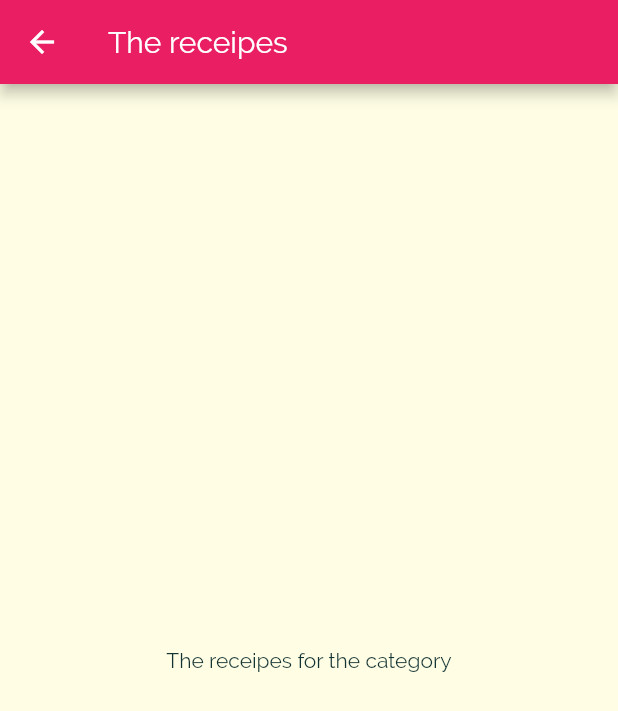
After one commit to lhmisho/meal_app, a Flutter app: the screen it shows after launch, after a tap on "Italian", on a phone screen of 412 x 824 dp. The commit adds this screen. Shown: the top 711 px of the screen. Run offline on Flutter 3.47's test engine with Material 2 defaults, Android fonts, the phone set to English and light mode, and no system bars.

Commit message:
navigation to a new page

```diff
--- /dev/null
+++ b/lib/category_meals_screen.dart
@@ -0,0 +1,17 @@
+import 'package:flutter/material.dart';
+
+class CategoryMealsScreen extends StatelessWidget {
+  @override
+  Widget build(BuildContext context) {
+    return Scaffold(
+      appBar: AppBar(
+        title: Text('The receipes', style: null),
+      ),
+      body: Center(
+        child: Text(
+          'The receipes for the category',
+        ),
+      ),
+    );
+  }
+}
--- a/lib/widgets/category_item.dart
+++ b/lib/widgets/category_item.dart
@@ -1,13 +1,28 @@
 import 'package:flutter/material.dart';
+import '../category_meals_screen.dart';
 
 class CategoryItem extends StatelessWidget {
   final String title;
   final Color color;
   CategoryItem(this.title, this.color);
 
+  void selectCategoryItem(BuildContext ctx) {
+    Navigator.of(ctx).push(
+      MaterialPageRoute(
+        builder: (_) {
+          return CategoryMealsScreen();
+        },
+      ),
+    );
+  }
+
   @override
   Widget build(BuildContext context) {
-    return Container(
+    return InkWell(
+      onTap: () => selectCategoryItem(context),
+      splashColor: Theme.of(context).primaryColor,
+      borderRadius: BorderRadius.circular(15),
+      child: Container(
         padding: const EdgeInsets.all(15),
         child: Text(
           title,
@@ -24,6 +39,7 @@ class CategoryItem extends StatelessWidget {
             end: Alignment.bottomRight,
           ),
         ),
+      ),
     );
   }
 }
```
Lines whose indentation alone changed are shown as unchanged.
